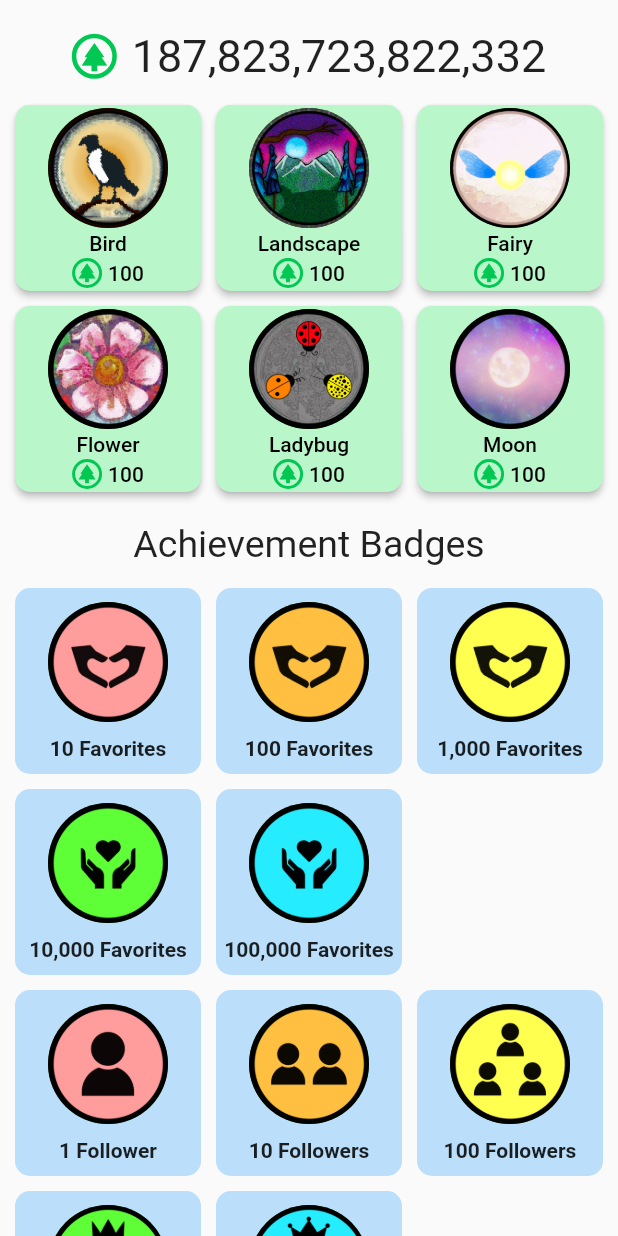
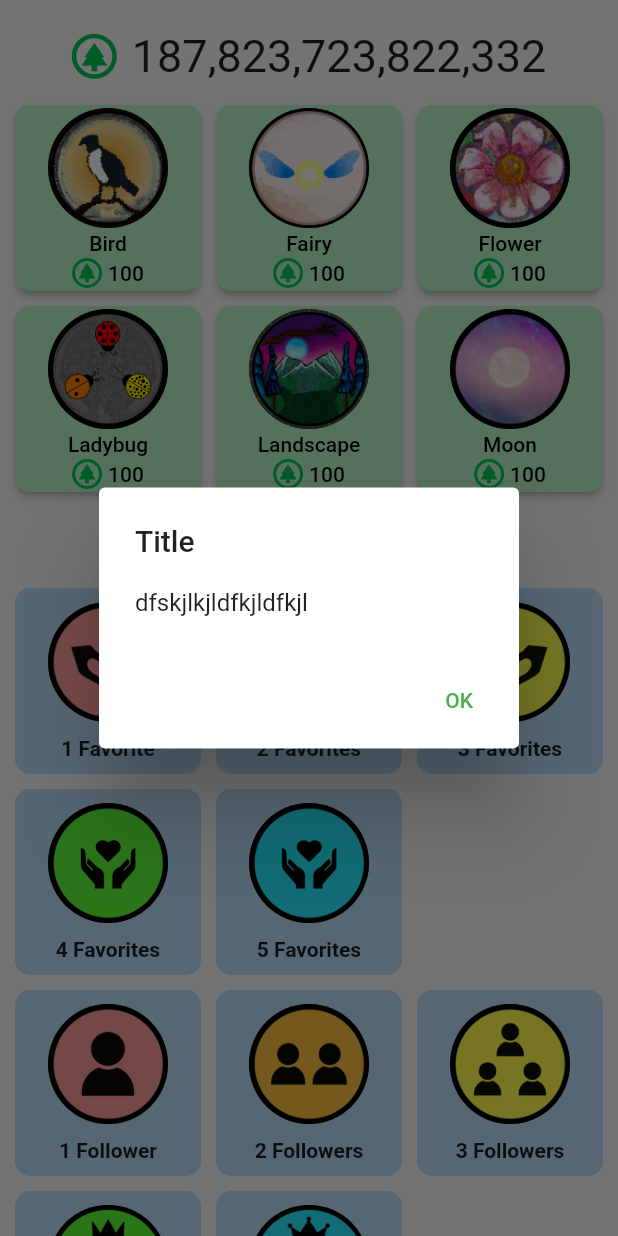
Before and after one commit to Software-Development-2022-2023/community-connect, a Flutter app: the MarketplaceScreen widget shown alone on an empty page, opened directly, after a tap on "Bird", on a phone screen of 412 x 824 dp. Run offline on Flutter 3.47's test engine with Material 2 defaults, Android fonts, the phone set to English and light mode, and no system bars; our stand-ins replace firebase_core, firebase_database, image_picker, yaml; accounts and stored records are empty; network calls fail.

Commit message:
refactor(badge): reformat badges into classes

```diff
--- a/lib/badge.dart
+++ b/lib/badge.dart
@@ -1,71 +1,66 @@
 import 'package:flutter/material.dart';
 import 'dart:math';
+import 'package:flutter/services.dart' show rootBundle;
+import 'package:yaml/yaml.dart';
 
 
-Map<String, List<String>> badges = {
-  "achievement": [
-    "favorites1",
-    "favorites2",
-    "favorites3",
-    "favorites4",
-    "favorites5",
-    "followers1",
-    "followers2",
-    "followers3",
-    "followers4",
-    "followers5",
-    "time1",
-    "time2",
-    "time3",
-    "time4",
-    "time5",
-  ],
-  "buyable": [
-    "bird",
-    "landscape",
-    "fairy",
-    "flower",
-    "ladybug",
-    "moon",
-  ],
-};
+List<String> badgeIds = [];
 
-Map<String, String> badgeNames = {
-  "favorites1": "10 Favorites",
-  "favorites2": "100 Favorites",
-  "favorites3": "1,000 Favorites",
-  "favorites4": "10,000 Favorites",
-  "favorites5": "100,000 Favorites",
-  "followers1": "1 Follower",
-  "followers2": "10 Followers",
-  "followers3": "100 Followers",
-  "followers4": "1000 Followers",
-  "followers5": "10,000 Followers",
-  "time1": "1 Month User",
-  "time2": "6 Month User",
-  "time3": "1 Year User",
-  "time4": "5 Year User",
-  "time5": "10 Year User",
-};
+Map<String, BadgeInfo> badges = {};
+
+class BadgeInfo {
+  final String id;
+  final String name;
+  final String type;
+  final AssetImage assetImage;
+  final int value;
+  final int cost;
+
+  BadgeInfo(
+    this.id,
+    this.name,
+    this.type,
+    this.assetImage,
+    {this.value = 0,
+    this.cost = 0}
+  ) {
+    badges[id] = this;
+    badgeIds.add(id);
+  }
+}
 
 
-String? getBadgeId(String category, dynamic value) {
-  if (category != "time") {
-    value = log(value) / log(10);
-    if (category == "followers") {
-      value++;
-    }
-  } else { // TODO: If value is a time. Not sure what data type firebase will return.
-
-  }
-  return "$category${value.round()}}";
+Future<void> getBadges() async {
+  final yamlString = await rootBundle.loadString('assets/badges/badges.yaml');
+  final badgeData = loadYaml(yamlString);
+  badgeData.forEach((type, badgeMap) {
+    badgeMap.forEach((badgeId, information) {
+      void createBadge(id, name, {cost = 0, value = 0}) {
+        BadgeInfo(
+          id,
+          name,
+          type,
+          AssetImage('assets/badges/$type/$id.jpeg'),
+          cost: cost,
+          value: value,
+        );
+      }
+      if (type == "buyable") {
+        createBadge(
+            badgeId,
+            badgeId[0].toUpperCase() + badgeId.substring(1),
+            cost: information["cost"]);
+      } else if (type == "achievement") {
+        information.forEach((number, value) {
+          createBadge(
+            "$badgeId$number",
+            (badgeId != "time") ?
+              "$number ${badgeId[0].toUpperCase() + badgeId.substring(1, (number != 1) ? badgeId.length : badgeId.length - 1)}" :
+              "${(number < 12 ? number : (number / 12).round())}-${(number < 12) ? "Month" : "Year"} User",
+            value: value["value"],
+          );
+        });
+      }
+    });
+  });
 }
-
-ImageProvider getBadgeImage(String badgeId) {
-  String badgeType = badges["buyable"]!.contains(badgeId) ? "buyable" : "achievement";
-  if (badgeType == "achievement" && !badges["achievement"]!.contains(badgeId)) {
-    throw Exception("Invalid badge ID: $badgeId");
-  }
-
-  return AssetImage('assets/badges/$badgeType/$badgeId.jpeg');
-}
--- a/lib/main.dart
+++ b/lib/main.dart
@@ -21,6 +21,7 @@ const List<String> sortBy = <String>["Most recent", "Most liked", "Least liked"]
 
 void main() async {
   WidgetsFlutterBinding.ensureInitialized();
+  await getBadges();
   await Firebase.initializeApp(
     options: DefaultFirebaseOptions.currentPlatform,
   );
@@ -147,9 +148,9 @@ class _ModeNavigationState extends State<ModeNavigation> {
                   children: [
                     CircleAvatar(
                       radius: 40,
-                      backgroundImage: getBadgeImage("bird"), // TODO: Add badge profile picture.
+                      backgroundImage: badges["bird"]!.assetImage, // TODO: Add badge profile picture.
                     ),
-                    SizedBox(height: 14,),
+                    const SizedBox(height: 14,),
                     Text(
                       "ExampleUsername", // TODO: Change to actual username.
                       style: TextStyle(fontSize: 20, color: Colors.white),
--- a/lib/screens/marketplace.dart
+++ b/lib/screens/marketplace.dart
@@ -18,12 +18,25 @@ class MarketplaceScreen extends StatelessWidget {
 
   @override
   Widget build(BuildContext context) {
-    int baseAchievementSpaces = (badges["achievement"]!.length/3).round();
-    int totalAchievementSpaces = (baseAchievementSpaces / 3).ceil() * 9;
+    int achievementBadgeCount = 0;
+    int buyableBadgeCount = 0;
+    int achievementTypes = 0;
+    badges.forEach((_, badge) {
+      if (badge.type == "achievement") {
+        achievementBadgeCount++;
+        if (badge.id[badge.id.length - 1] == "1") {
+          achievementTypes++;
+        }
+      } else {
+        buyableBadgeCount++;
+      }
+    });
+    int baseAchievementSpaces = (achievementBadgeCount / achievementTypes).round();
+    int totalAchievementSpaces = (baseAchievementSpaces / 3).ceil() * 3 * achievementTypes;
     List<int> achievementIndices = [];
     int achievementIndex = 0;
     for (int i = 0; i < totalAchievementSpaces; i++) {
-      if (i % (totalAchievementSpaces/3) <= baseAchievementSpaces - 1) {
+      if (i % (totalAchievementSpaces / achievementTypes) <= baseAchievementSpaces - 1) {
         achievementIndices.add(achievementIndex);
         achievementIndex++;
       } else {
@@ -50,10 +63,10 @@ class MarketplaceScreen extends StatelessWidget {
               physics: const NeverScrollableScrollPhysics(),
               shrinkWrap: true,
               padding: const EdgeInsets.all(5.0),
-              itemCount: badges["buyable"]!.length,
+              itemCount: buyableBadgeCount,
               gridDelegate: const SliverGridDelegateWithFixedCrossAxisCount(crossAxisCount: 3),
               itemBuilder: (context, index) {
-                String badgeId = badges["buyable"]![index];
+                BadgeInfo badge = badges[badgeIds[index]]!;
                 bool hasBadge = false; // TODO: Check if user has badge already.
 
                 return Padding(
@@ -72,24 +85,25 @@ class MarketplaceScreen extends StatelessWidget {
                         ),
                       ),
                       onPressed: () {
-                        if (hasBadge) {
+                        if (hasBadge && 1000 >= 0) { // TODO: Also check if user has enough TreeCoins.
                           return;
                         }
+                        popup(context, "Title", "dfskjlkjldfkjldfkjl");
                       },
                       child: Column(
                         mainAxisAlignment: MainAxisAlignment.spaceEvenly,
                         children: [
                           CircleAvatar(
                             radius: 40,
-                            backgroundImage: getBadgeImage(badgeId),
+                            backgroundImage: badge.assetImage,
                           ),
-                          Text(badgeId[0].toUpperCase() + badgeId.substring(1)),
+                          Text(badge.name),
                           Row(
                             mainAxisAlignment: MainAxisAlignment.center,
                             children: [
                               treeCoinIcon(20),
-                              SizedBox(width: 4,),
-                              const Text("100"),
+                              const SizedBox(width: 4,),
+                              Text(badge.cost.toString()),
                             ],
                           ),
                         ],
@@ -113,8 +127,7 @@ class MarketplaceScreen extends StatelessWidget {
                 if (achievementIndices[index] == -1) {
                   return Container();
                 }
-                String badgeId = badges["achievement"]![achievementIndices[index]];
-                String badgeName = badgeNames[badgeId]!;
+                BadgeInfo badge = badges[badgeIds[achievementIndices[index] + buyableBadgeCount]]!;
 
                 bool hasBadge = false; // TODO: Check if user has badge already.
 
@@ -135,9 +148,9 @@ class MarketplaceScreen extends StatelessWidget {
                           children: [
                             CircleAvatar(
                               radius: 40,
-                              backgroundImage: getBadgeImage(badgeId),
+                              backgroundImage: badge.assetImage,
                             ),
-                            Text(badgeName, style: TextStyle(fontWeight: FontWeight.bold, fontSize: 14),),
+                            Text(badge.name, style: const TextStyle(fontWeight: FontWeight.bold, fontSize: 14),),
                           ],
                         )
                       ),
--- a/lib/util.dart
+++ b/lib/util.dart
@@ -1,5 +1,6 @@
 import 'package:intl/intl.dart';
 import 'dart:math';
+import 'package:flutter/material.dart';
 
 
 double roundDecimal(double number, num places) {
@@ -37,3 +38,22 @@ String formatNumber(int number, {int digits=-1, int firstDigitsExponent=6, int d
   }
   return nf.format(number);
 }
+
+
+void popup(BuildContext context, String title, String message, {List<Widget>? actions}) {
+  showDialog(
+    context: context,
+    builder: (context) {
+      return AlertDialog(
+        title: Text(title),
+        content: Text(message),
+        actions: actions ?? [
+          TextButton(
+            onPressed: () => Navigator.pop(context),
+            child: const Text("OK"),
+          ),
+        ],
+      );
+    }
+  );
+}
--- a/pubspec.yaml
+++ b/pubspec.yaml
@@ -40,6 +40,7 @@ dependencies:
   firebase_database: ^10.0.7
   image_picker: ^0.8.6
   intl: ^0.18.0
+  yaml: ^3.1.0
 
 dev_dependencies:
   flutter_test:
@@ -59,6 +60,7 @@ dev_dependencies:
 flutter:
   assets:
     - assets/
+    - assets/badges/
     - assets/badges/achievement/
     - assets/badges/buyable/
 
```
Also changed, not shown: assets/badges/badges.yaml (added, +58 -0 lines), pubspec.lock.
